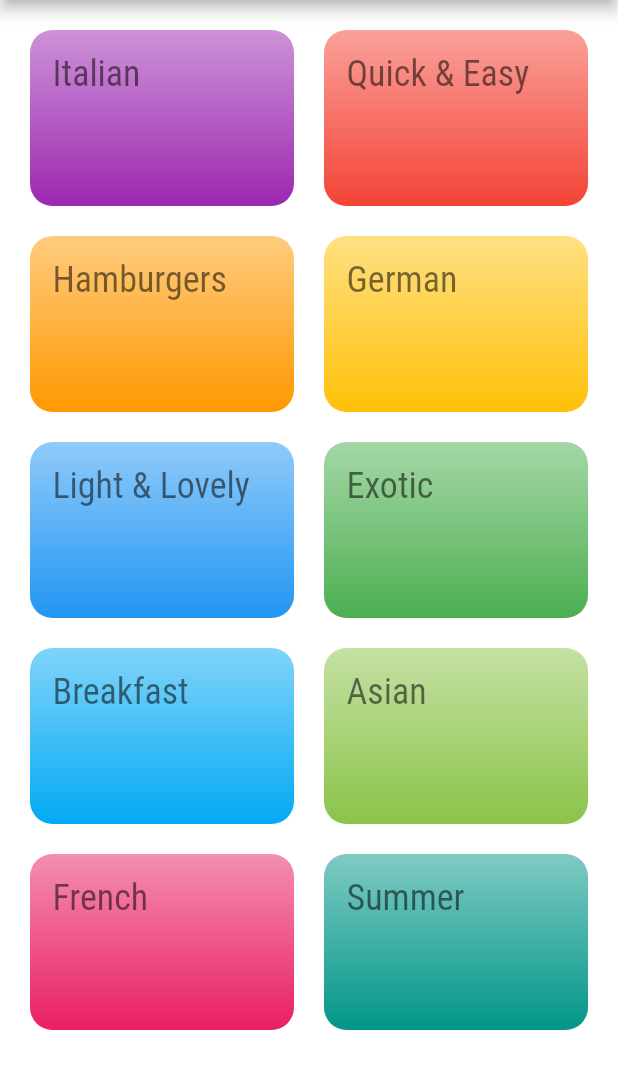
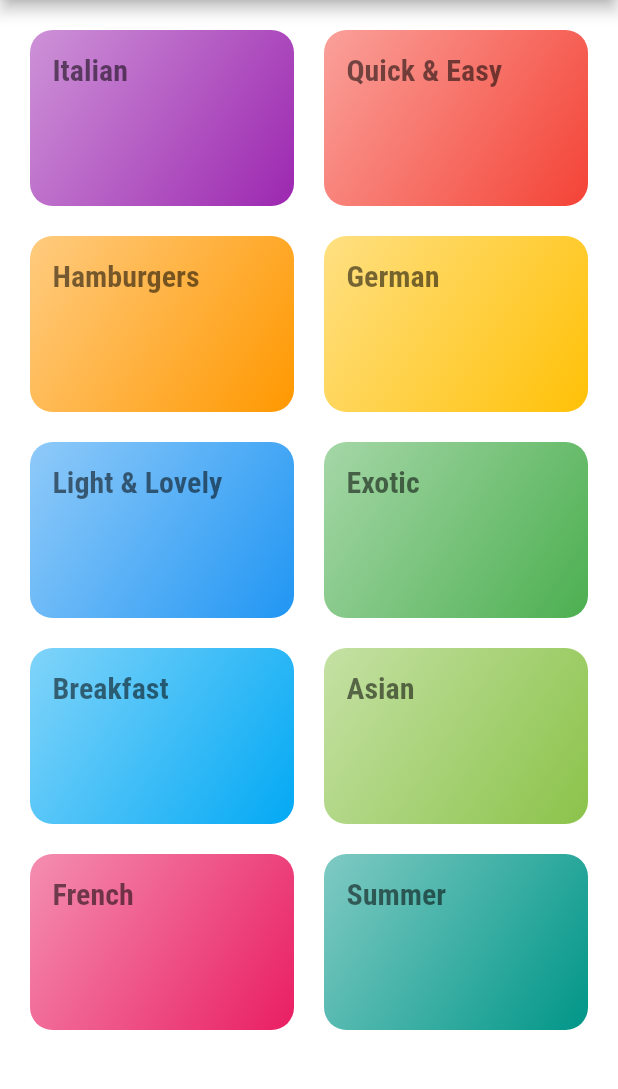
Before and after one commit to cravenbrave/Meal_App_flutter, a Flutter app: the screen it shows after launch, on a phone screen of 412 x 824 dp, the part 84-1173 px from its top. Run offline on Flutter 3.47's test engine with Material 2 defaults, Android fonts, the phone set to English and light mode, and no system bars.

```diff
--- a/lib/category_item.dart
+++ b/lib/category_item.dart
@@ -15,8 +15,8 @@ class CategoryItem extends StatelessWidget {
       decoration: BoxDecoration(
           gradient: LinearGradient(
               colors: [color.withOpacity(0.5), color],
-              begin: Alignment.topCenter,
-              end: Alignment.bottomCenter),
+              begin: Alignment.topLeft,
+              end: Alignment.bottomRight),
           borderRadius: BorderRadius.circular(15)),
     );
   }
--- a/lib/dummy_data.dart
+++ b/lib/dummy_data.dart
@@ -1,5 +1,6 @@
 import 'package:flutter/material.dart';
 import 'package:meal_app/models/category_model.dart';
+
 
 const DUMMY_CATEGORIES = const [
   CategoryModel(
--- a/lib/utilities/theme_constants.dart
+++ b/lib/utilities/theme_constants.dart
@@ -12,7 +12,7 @@ ThemeData basicTheme() {
     textTheme: ThemeData.light().textTheme.copyWith(
       bodyText1: TextStyle(color: Color.fromRGBO(20, 51, 51, 1)),
       bodyText2: TextStyle(color: Color.fromRGBO(20, 51, 51, 1)),
-      caption: TextStyle(fontSize: 24, fontFamily: 'RobotoCondensed'),
+      caption: TextStyle(fontSize: 20, fontFamily: 'RobotoCondensed', fontWeight: FontWeight.bold),
     ),
   );
 }
```
Also changed, not shown: lib/screens/category_meals_screen.dart (added, +12 -0 lines), pubspec.yaml (+5 -5 lines).
